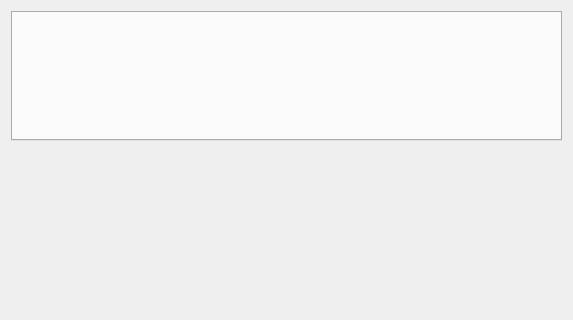
The window that mainwindow.ui (Ying3141/yizumi-monitor) describes before a commit, drawn with Qt 5; both pictures show x 0 to 573 and y 0 to 320 of the 573 by 492 pixel window.
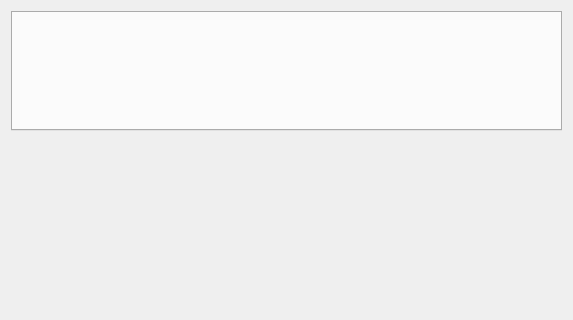
The same window after the commit.

Patch:
```diff
--- a/mainwindow.ui
+++ b/mainwindow.ui
@@ -36,7 +36,7 @@
       <property name="minimumSize">
        <size>
         <width>0</width>
-        <height>130</height>
+        <height>120</height>
        </size>
       </property>
      </widget>
```
